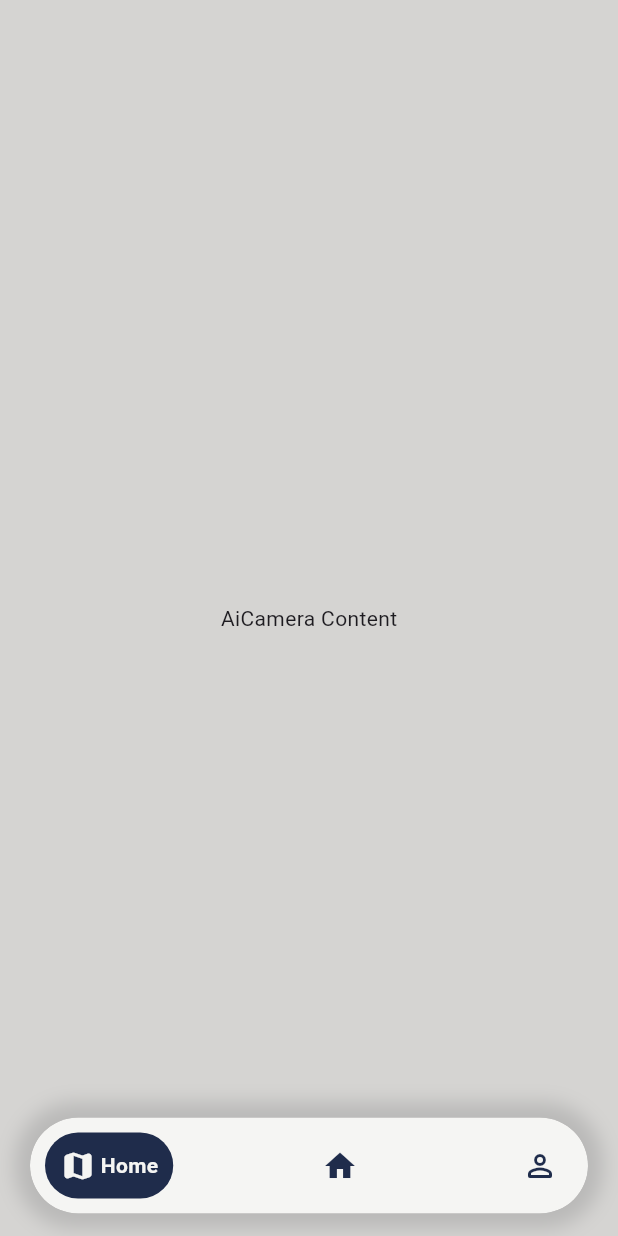
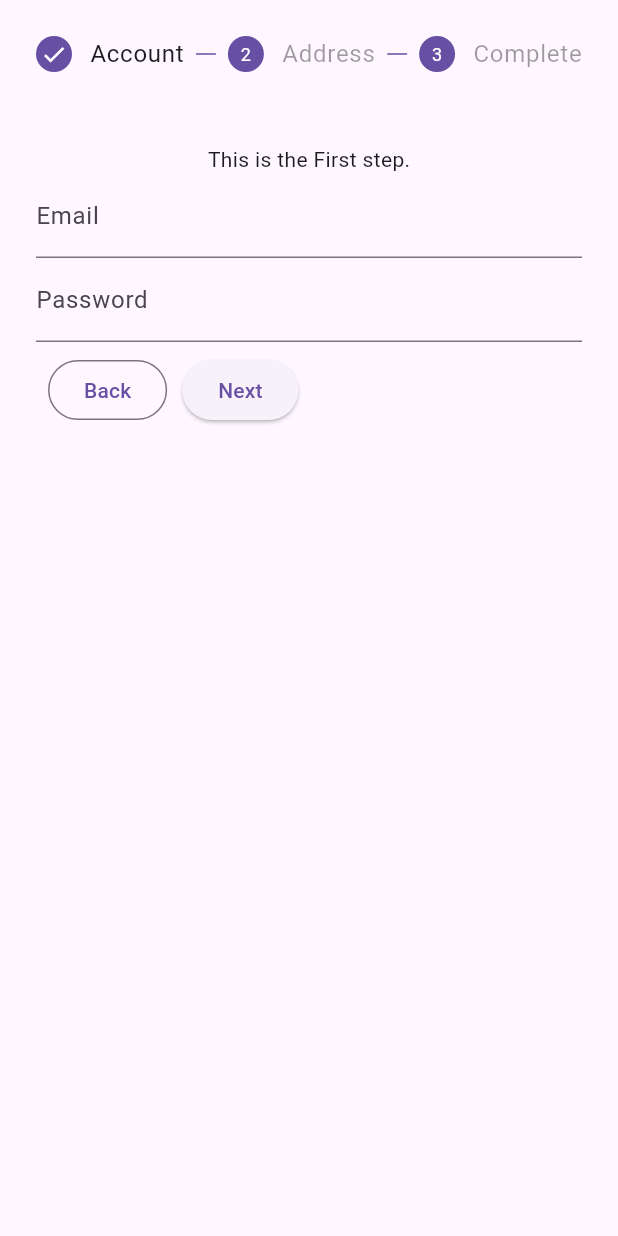
Before and after one commit to AlesonDEV/BEST-HACKath0n-2024-PESTUNE, a Flutter app: the screen it shows after launch, on a phone screen of 412 x 824 dp. Run offline on Flutter 3.47's test engine with Material 3 defaults, Android fonts, the phone set to English and light mode, and no system bars; drawn by our look-alikes of google_nav_bar; our stand-ins replace smooth_page_indicator.

Commit message:
User profile page + SingUp page | v0.2

```diff
--- a/lib/components/homePageWidgets/blood_request_card.dart
+++ b/lib/components/homePageWidgets/blood_request_card.dart
@@ -19,7 +19,7 @@ class BloodRequestCard extends StatelessWidget {
       alignment: Alignment.center,
       child: Text(
         'hehe',
-        style: TextStyle(fontSize: 24, color: SecondaryColor), // Зміна кольору тексту
+        style: TextStyle(fontSize: 24, color: MainTextColor), // Зміна кольору тексту
         textAlign: TextAlign.center,
       ),
     );
--- a/lib/config/colors.dart
+++ b/lib/config/colors.dart
@@ -2,8 +2,9 @@ import 'package:flutter/material.dart';
 
 const MainColor = const Color(0xffF5F5F3);
 const BGColor = const Color(0xffd5d4d2);
-const SecondaryColor = const Color(0xff1f2c4b);
+const SecondaryColor = const Color(0xff8a3d3d);
 const ElementColor = const Color(0xffc09880);
+const MainTextColor = const Color(0xff1f2c4b);
 
 
 
--- a/lib/main.dart
+++ b/lib/main.dart
@@ -1,3 +1,4 @@
+import 'package:blood_flow/pages/authorization/singUpPage.dart';
 import 'package:flutter/material.dart';
 
 import 'mainpage.dart';
@@ -12,7 +13,7 @@ class MyApp extends StatelessWidget {
   @override
   Widget build(BuildContext context) {
     return MaterialApp(
-      home: MainPage(),
+      home: SingUpPage(),
     );
   }
 }
--- a/lib/mainpage.dart
+++ b/lib/mainpage.dart
@@ -1,4 +1,5 @@
 import 'package:blood_flow/pages/homePage.dart';
+import 'package:blood_flow/pages/profilePage.dart';
 import 'package:flutter/material.dart';
 import 'package:google_nav_bar/google_nav_bar.dart';
 
@@ -40,12 +41,7 @@ class _MainPageState extends State<MainPage> {
                   ),
                 ),
                 HomePageWidget(),
-                Container(
-                  // Your Map content here
-                  child: Center(
-                    child: Text('Map Content'),
-                  ),
-                ),
+                ProfilePage(),
               ],
             ),
             Navigation(_onItemTapped),
--- /dev/null
+++ b/lib/pages/authorization/singUpPage.dart
@@ -0,0 +1,136 @@
+import 'package:flutter/material.dart';
+
+import '../../mainpage.dart';
+
+class SingUpPage extends StatefulWidget {
+  const SingUpPage({super.key});
+
+  @override
+  State<SingUpPage> createState() => _HomeScreenState();
+}
+
+class _HomeScreenState extends State<SingUpPage> {
+  int currentStep = 0;
+  bool isComplete = false;
+  continueStep() {
+    if (currentStep < 2) {
+      setState(() {
+        currentStep = currentStep + 1;
+      });
+    }
+  }
+
+  cancelStep() {
+    if (currentStep > 0) {
+      setState(() {
+        currentStep = currentStep - 1;
+      });
+    }
+  }
+
+  onStepTapped(int value) {
+    setState(() {
+      currentStep = value;
+    });
+  }
+
+  Widget controlBuilders(context, details) {
+    return Padding(
+      padding: const EdgeInsets.all(8.0),
+      child: Row(
+        children: [
+          OutlinedButton(
+            onPressed: details.onStepCancel,
+            child: const Text('Back'),
+          ),
+          const SizedBox(width: 10),
+
+          ElevatedButton(
+            onPressed: details.onStepContinue,
+            child: const Text('Next'),
+          ),
+        ],
+      ),
+    );
+  }
+
+  @override
+  Widget build(BuildContext context) {
+    return Scaffold(
+      body: Stepper(
+        elevation: 0, //Horizontal Impact
+        // margin: const EdgeInsets.all(20), //vertical impact
+        controlsBuilder: controlBuilders,
+        type: StepperType.horizontal,
+        physics: const ScrollPhysics(),
+        onStepTapped: onStepTapped,
+        onStepContinue: () {
+          final isLastStep = currentStep == 2;
+
+          if (isLastStep) {
+            showDialog(
+              context: context,
+              builder: (BuildContext context) {
+                return AlertDialog(
+                  title: const Text('Congratulations!'),
+                  content: const Text('You have completed the sign-up process.'),
+                  actions: <Widget>[
+                    TextButton(
+                      onPressed: () {
+                        Navigator.of(context).pop(); // Закриваємо діалогове вікно
+                        Navigator.of(context).pushReplacement(MaterialPageRoute(
+                          builder: (BuildContext context) => MainPage(),
+                        ));
+                      },
+
+                      child: const Text('OK'),
+                    ),
+                  ],
+                );
+              },
+            );
+          } else {
+            continueStep();
+          }
+        },
+
+        onStepCancel: cancelStep,
+        currentStep: currentStep, //0, 1, 2
+        steps: [
+          Step(
+              title: const Text('Account'),
+              content: Column(
+                children: const [
+                  Text('This is the First step.'),
+                  TextField(
+                    decoration: InputDecoration(
+                      labelText: 'Email',
+                    ),
+                  ),
+                  TextField(
+                    decoration: InputDecoration(
+                      labelText: 'Password',
+                    ),
+                  ),
+                ],
+              ),
+              isActive: currentStep >= 0,
+              state:
+              currentStep >= 0 ? StepState.complete : StepState.disabled),
+          Step(
+            title: const Text('Address'),
+            content: const Text('This is the Second step.'),
+            isActive: currentStep >= 0,
+            state: currentStep >= 1 ? StepState.complete : StepState.disabled,
+          ),
+          Step(
+            title: const Text('Complete'),
+            content: const Text('This is the Third step.'),
+            isActive: currentStep >= 0,
+            state: currentStep >= 2 ? StepState.complete : StepState.disabled,
+          ),
+        ],
+      ),
+    );
+  }
+}
--- a/lib/pages/homePage.dart
+++ b/lib/pages/homePage.dart
@@ -22,6 +22,7 @@ class HomePageWidget extends StatelessWidget {
               child: SingleChildScrollView(
                 child: Column(
                   children: [
+                    SizedBox(height: 20),
                     Padding(
                       padding: const EdgeInsets.all(8.0),
                       child: BloodRequestCard(),
@@ -38,6 +39,7 @@ class HomePageWidget extends StatelessWidget {
                       padding: const EdgeInsets.all(8.0),
                       child: BloodRequestCard(),
                     ),
+                    SizedBox(height: 100),
                   ],
                 ),
               ),
```
Also changed, not shown: lib/pages/historyPage.dart (added, +15 -0 lines), lib/pages/medicalIdPage.dart (added, +15 -0 lines), lib/pages/profilePage.dart (added, +116 -0 lines), lib/pages/settingsPage.dart (added, +15 -0 lines), lib/pages/authorization/loginPage.dart (added).
